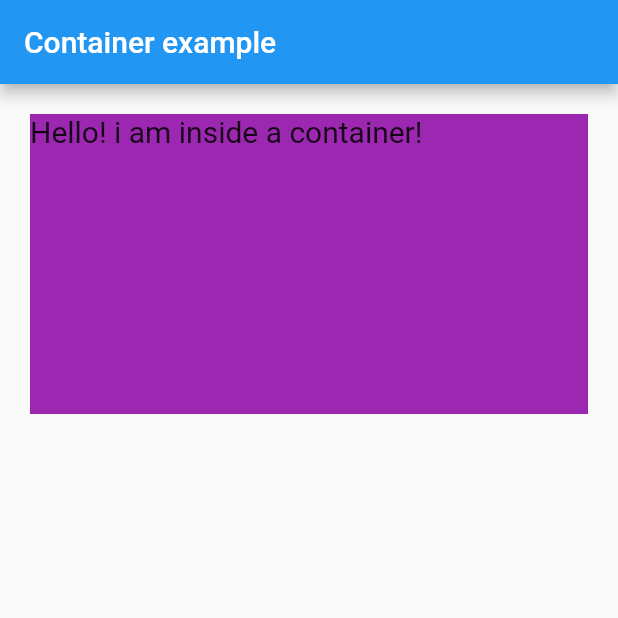
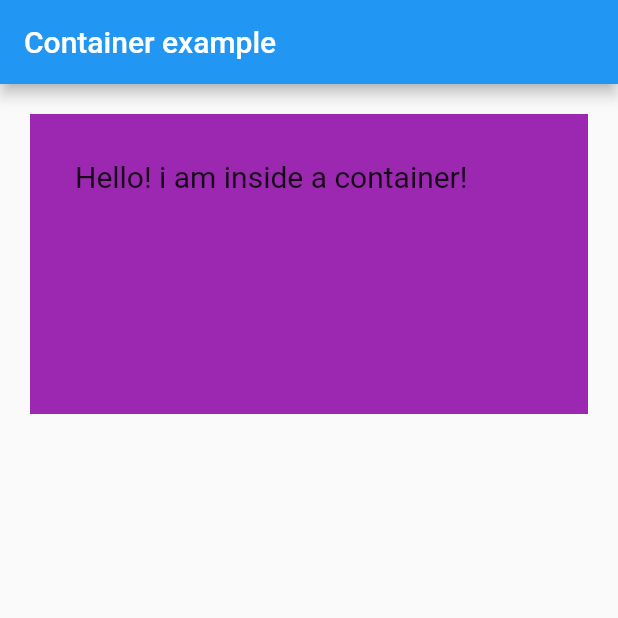
Before and after one commit to ashishvartak/expt2, a Flutter app: the screen it shows after launch, on a phone screen of 412 x 824 dp, the top half of it. Run offline on Flutter 3.47's test engine with Material 2 defaults, Android fonts, the phone set to English and light mode, and no system bars.

Commit message:
ContainerPadding

```diff
--- a/expt2/lib/main.dart
+++ b/expt2/lib/main.dart
@@ -1,6 +1,6 @@
 import 'package:flutter/material.dart';
 
-//This Example is for demonstrating margin property of Container
+//This Example is for demonstrating padding property of Container
 void main() => runApp(MyApp());
 
 class MyApp extends StatelessWidget {
@@ -16,6 +16,7 @@ class MyApp extends StatelessWidget {
           width: double.infinity,
           color: Colors.purple,
           margin: EdgeInsets.all(20),
+          padding: EdgeInsets.all(30),
           child: Text("Hello! i am inside a container!",
               style: TextStyle(fontSize: 20)),
         ),
```
